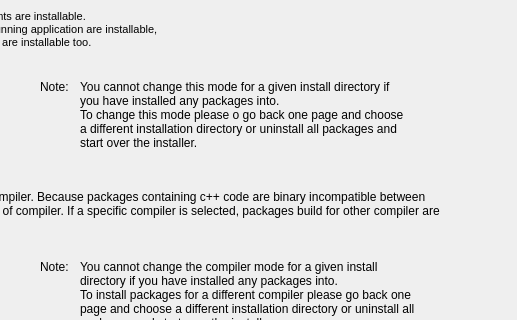
Old version of the form gui/installtypepage.ui in the repository KDE/kdewin-installer; both pictures show x 270 to 787 and y 0 to 320 of the 787 by 598 pixel window.
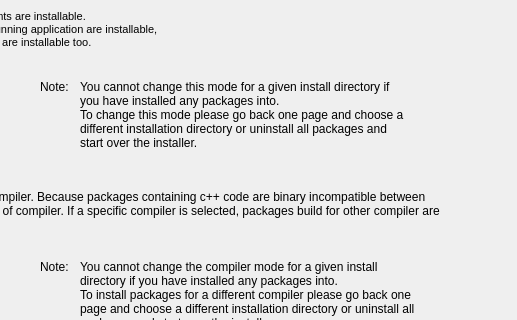
New version of the form.

Patch:
```diff
--- a/gui/installtypepage.ui
+++ b/gui/installtypepage.ui
@@ -166,7 +166,7 @@
    </property>
    <property name="text" >
     <string>You cannot change this mode for a given install directory if you have installed any packages into.
-To change this mode please o go back one page and choose a different installation directory or uninstall all packages and start over the installer.</string>
+To change this mode please go back one page and choose a different installation directory or uninstall all packages and start over the installer.</string>
    </property>
    <property name="alignment" >
     <set>Qt::AlignLeading|Qt::AlignLeft|Qt::AlignTop</set>
```
